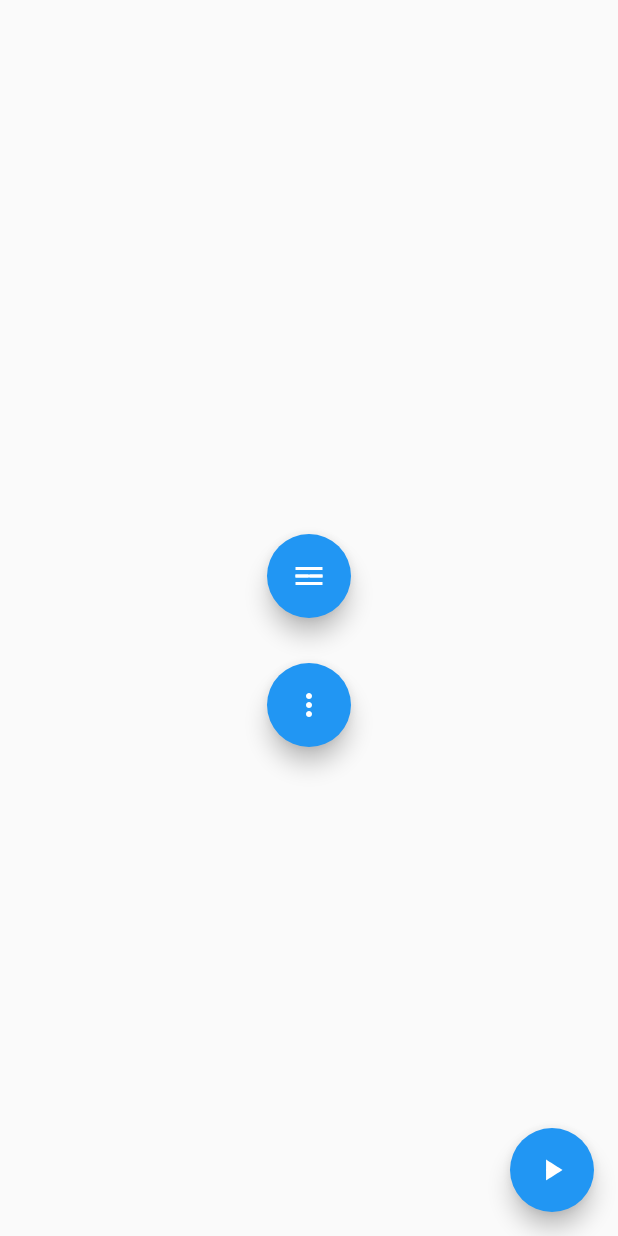
After one commit to RicardoRaymundo/widgets_of_the_week, a Flutter app: the WidgetsAnimatedIcon screen opened directly, on a phone screen of 412 x 824 dp. The commit adds this screen. Run offline on Flutter 3.47's test engine with Material 2 defaults, Android fonts, the phone set to English and light mode, and no system bars; our stand-ins replace transparent_image; missing offline and left inert: chess_vectors_flutter; project files that could hold a hidden picture were left out.

Commit message:
- Implementados os exemplos de AnimatedIcon, AspectRatio, LimitedBox, Placeholder, RichText, ReorderableListView.

```diff
--- a/lib/widgets/animated_container/widgets_animated_container.dart
+++ b/lib/widgets/animated_container/widgets_animated_container.dart
@@ -1,12 +1,12 @@
 import 'dart:math';
 import 'package:flutter/material.dart';
 
-class AnimatedContainerPage extends StatefulWidget {
+class WidgetsAnimatedContainer extends StatefulWidget {
   @override
-  AnimatedContainerPageState createState() => AnimatedContainerPageState();
+  _WidgetsAnimatedContainerState createState() => _WidgetsAnimatedContainerState();
 }
 
-class AnimatedContainerPageState extends State<AnimatedContainerPage> {
+class _WidgetsAnimatedContainerState extends State<WidgetsAnimatedContainer> {
   // Definindo as variáveis e seus valores iniciais.
   // Os valores serão alterados ao clicar no botão da página.
   double _width = 50;
--- /dev/null
+++ b/lib/widgets/animated_icon/widgets_animated_icon.dart
@@ -0,0 +1,129 @@
+import 'package:flutter/material.dart';
+
+/// Classe que contem três Floating Action Button(FAB), cada um deles com
+/// um AnimatedIcon, realizando a animacãoes do ícone ao pressionar
+/// seu respectivo botão
+class WidgetsAnimatedIcon extends StatefulWidget {
+  @override
+  _WidgetsAnimatedIconState createState() => _WidgetsAnimatedIconState();
+}
+
+class _WidgetsAnimatedIconState extends State<WidgetsAnimatedIcon>
+    with TickerProviderStateMixin {
+  /// Declarando variáveis de controle de animação dos ícones
+  AnimationController _menuAnimationController;
+  bool isPlaying = false;
+
+  AnimationController _ellipsisAnimationController;
+  bool isPlayingEllipsis = false;
+
+  AnimationController _playAnimationController;
+  bool isPlayingPlay = false;
+
+  /// Definindo as propriedades dos controladores de animação
+  @override
+  void initState() {
+    super.initState();
+    _menuAnimationController =
+        AnimationController(vsync: this, duration: Duration(milliseconds: 300));
+    _ellipsisAnimationController =
+        AnimationController(vsync: this, duration: Duration(milliseconds: 500));
+    _playAnimationController = AnimationController(
+        vsync: this, duration: Duration(milliseconds: 1000));
+  }
+
+  /// Funções que descartam o objeto de controle de animação após o encerramento da mesma
+  @override
+  void dispose() {
+    super.dispose();
+    _menuAnimationController.dispose();
+    _ellipsisAnimationController.dispose();
+    _playAnimationController.dispose();
+  }
+
+  /// Funções que alternam entre os dois estados dos icones
+  void _handleOnPressed() {
+    setState(() {
+      isPlaying = !isPlaying;
+      isPlaying
+          ? _menuAnimationController.forward()
+          : _menuAnimationController.reverse();
+    });
+  }
+
+  void _onEllipsisButton() {
+    setState(() {
+      isPlayingEllipsis = !isPlayingEllipsis;
+      isPlayingEllipsis
+          ? _ellipsisAnimationController.forward()
+          : _ellipsisAnimationController.reverse();
+    });
+  }
+
+  void _onPlayButton() {
+    setState(() {
+      isPlayingPlay = !isPlayingPlay;
+      isPlayingPlay
+          ? _playAnimationController.forward()
+          : _playAnimationController.reverse();
+    });
+  }
+
+  @override
+  Widget build(BuildContext context) {
+    return Scaffold(
+      body: Center(
+        child: Column(
+          mainAxisAlignment: MainAxisAlignment.center,
+          crossAxisAlignment: CrossAxisAlignment.center,
+          children: <Widget>[
+            SizedBox(
+              height: 30,
+            ),
+            FloatingActionButton(
+
+              /// Pelo fato de haver mais que um FloatingActionButton nesta classe,
+              /// cada botão deve ter uma heroTag única
+              heroTag: 3,
+              onPressed: _handleOnPressed,
+              tooltip: 'Animated Icon',
+              child: AnimatedIcon(
+
+                /// AnimatedIcon deve receber como ícone, um ícone da classe
+                /// AnimatedIcons
+                icon: AnimatedIcons.menu_home,
+
+                /// Progress deve receber a variável de controle de animação
+                progress: _menuAnimationController,
+                semanticLabel: 'Show menu',
+              ),
+            ),
+            SizedBox(
+              height: 30,
+            ),
+            FloatingActionButton(
+              heroTag: 2,
+              onPressed: _onEllipsisButton,
+              tooltip: 'Animated Icon',
+              child: AnimatedIcon(
+                icon: AnimatedIcons.ellipsis_search,
+                progress: _ellipsisAnimationController,
+                semanticLabel: 'Show menu',
+              ),
+            ),
+          ],
+        ),
+      ),
+      floatingActionButton: FloatingActionButton(
+        heroTag: 1,
+        onPressed: _onPlayButton,
+        tooltip: 'Animated Icon',
+        child: AnimatedIcon(
+          icon: AnimatedIcons.play_pause,
+          progress: _playAnimationController,
+          semanticLabel: 'Show menu',
+        ),
+      ),
+    );
+  }
+}
--- a/lib/widgets/clip_r_rect/widgets_clip_r_rect.dart
+++ b/lib/widgets/clip_r_rect/widgets_clip_r_rect.dart
@@ -129,7 +129,7 @@ class Item {
   Item(this.name, this.image, this.description, this.clipType);
 }
 
-class CardListScreen extends StatelessWidget {
+class WidgetsCliRRect extends StatelessWidget {
   @override
   Widget build(BuildContext context) {
     return Scaffold(
--- a/lib/widgets/fade_transition/widgets_fade_transition.dart
+++ b/lib/widgets/fade_transition/widgets_fade_transition.dart
@@ -1,11 +1,11 @@
 import 'package:flutter/material.dart';
 import 'package:flutter/animation.dart';
 
-class FadeTransitionPage extends StatefulWidget {
-  _FadeTransitionPageState createState() => _FadeTransitionPageState();
+class WidgetsFadeTransition extends StatefulWidget {
+  _WidgetsFadeTransitionState createState() => _WidgetsFadeTransitionState();
 }
 
-class _FadeTransitionPageState extends State<FadeTransitionPage> with TickerProviderStateMixin {
+class _WidgetsFadeTransitionState extends State<WidgetsFadeTransition> with TickerProviderStateMixin {
 
   /// Declarando as variaveis: animacão e controlador de animação.
   AnimationController controller;
--- a/lib/widgets/future_builder/list_json.dart
+++ b/lib/widgets/future_builder/widgets_future_builder.dart
@@ -7,7 +7,7 @@ import 'data_list.dart';
 
 
 
-class JsonList extends StatelessWidget {
+class WidgetsFutureBuilder extends StatelessWidget {
 
   @override
   Widget build(BuildContext context) {
--- a/lib/widgets/inherited_widget/widgets_inherited_widget.dart
+++ b/lib/widgets/inherited_widget/widgets_inherited_widget.dart
@@ -20,3 +20,5 @@ class WidgetsInheritedWidget extends StatelessWidget {
     );
   }
 }
+
+/// http://stacksecrets.com/flutter/flutter-inherited-widget-basics
--- a/lib/widgets/opacity/widgets_opacity.dart
+++ b/lib/widgets/opacity/widgets_opacity.dart
@@ -1,11 +1,11 @@
 import 'package:flutter/material.dart';
 
-class OpacityPage extends StatefulWidget {
+class WidgetsOpacity extends StatefulWidget {
   @override
-  OpacityPageState createState() => OpacityPageState();
+  _WidgetsOpacityState createState() => _WidgetsOpacityState();
 }
 
-class OpacityPageState extends State<OpacityPage> {
+class _WidgetsOpacityState extends State<WidgetsOpacity> {
   double _width = 150;
   double _height = 150;
   BorderRadiusGeometry _borderRadius = BorderRadius.circular(12);
--- a/lib/widgets/safe_area/widgets_safe_area.dart
+++ b/lib/widgets/safe_area/widgets_safe_area.dart
@@ -3,7 +3,7 @@ import 'package:widgets_of_the_week/resourses/resource_custom_navigator.dart';
 import 'package:widgets_of_the_week/resourses/custom_transition_animations.dart';
 import 'widgets_not_safe_area.dart';
 
-class SafeAreaPage extends StatelessWidget {
+class WidgetsSafeArea extends StatelessWidget {
   @override
   Widget build(BuildContext context) {
     return Scaffold(
--- a/lib/widgets/table/widgets_table.dart
+++ b/lib/widgets/table/widgets_table.dart
@@ -1,11 +1,11 @@
 import 'package:flutter/material.dart';
 
-class WidgetsTablePage extends StatefulWidget {
+class WidgetsTable extends StatefulWidget {
   @override
-  _WidgetsTablePageState createState() => _WidgetsTablePageState();
+  _WidgetsTablePage createState() => _WidgetsTablePage();
 }
 
-class _WidgetsTablePageState extends State<WidgetsTablePage> {
+class _WidgetsTablePage extends State<WidgetsTable> {
   bool _isBorderEnabled = false;
   var _actionIcon = Icons.border_all;
 
--- a/pubspec.yaml
+++ b/pubspec.yaml
@@ -23,6 +23,7 @@ dependencies:
   transparent_image: ^1.0.0
   rxdart: ^0.22.1+1
   chess_vectors_flutter: ^1.0.10
+  url_launcher: ^5.1.2
 
 
   # The following adds the Cupertino Icons font to your application.
```
Also changed, not shown: lib/home_page.dart (+25 -14 lines), lib/widgets/aspect_ratio/widgets_aspect_ratio.dart (added, +21 -0 lines), lib/widgets/floating_action_button/widgets_fab.dart (renamed from lib/widgets/fab/widgets_fab.dart, +5 -3 lines), lib/widgets/limited_box/widgets_limited_box.dart (added, +36 -0 lines), lib/widgets/page_view/simple/page_view_simple_main.dart (+4 -4 lines), lib/widgets/placeholder/widgets_placeholder.dart (added, +68 -0 lines), lib/widgets/reorderable_list_view/widgets_reorderable_list_view.dart (added, +54 -0 lines), lib/widgets/rich_text/widgets_rich_text.dart (added, +113 -0 lines), lib/widgets/wrap/widgets_wrap.dart (renamed from lib/widgets/wrap/widgest_wrap.dart, +4 -4 lines), pubspec.lock, 2 other files.
